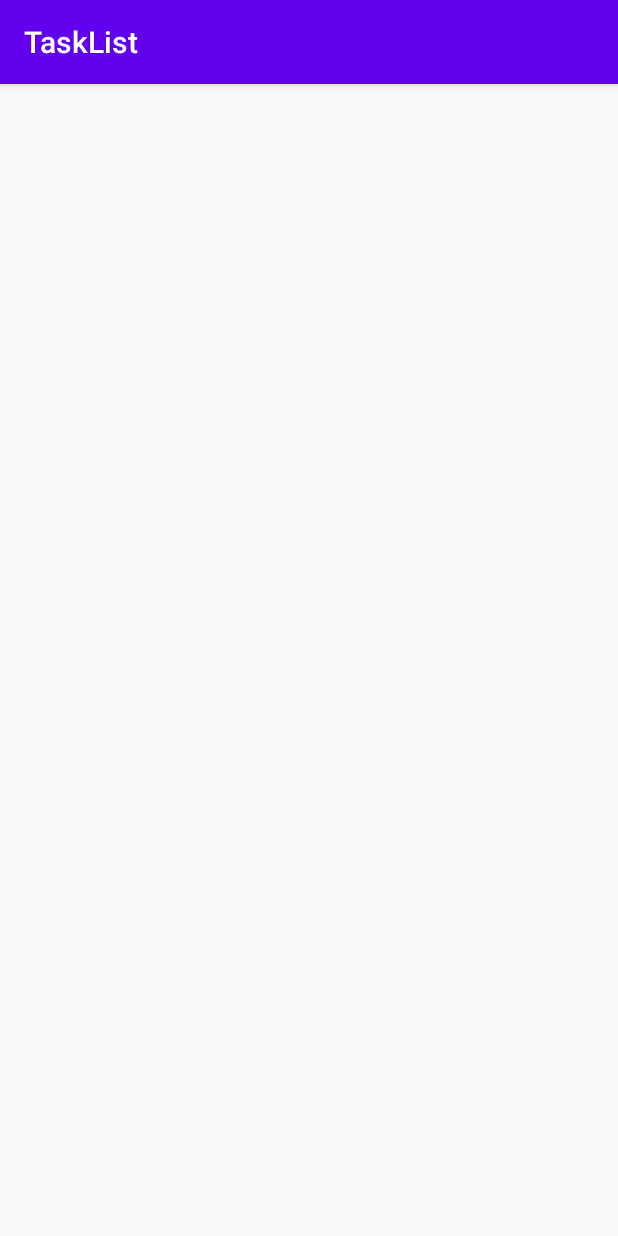
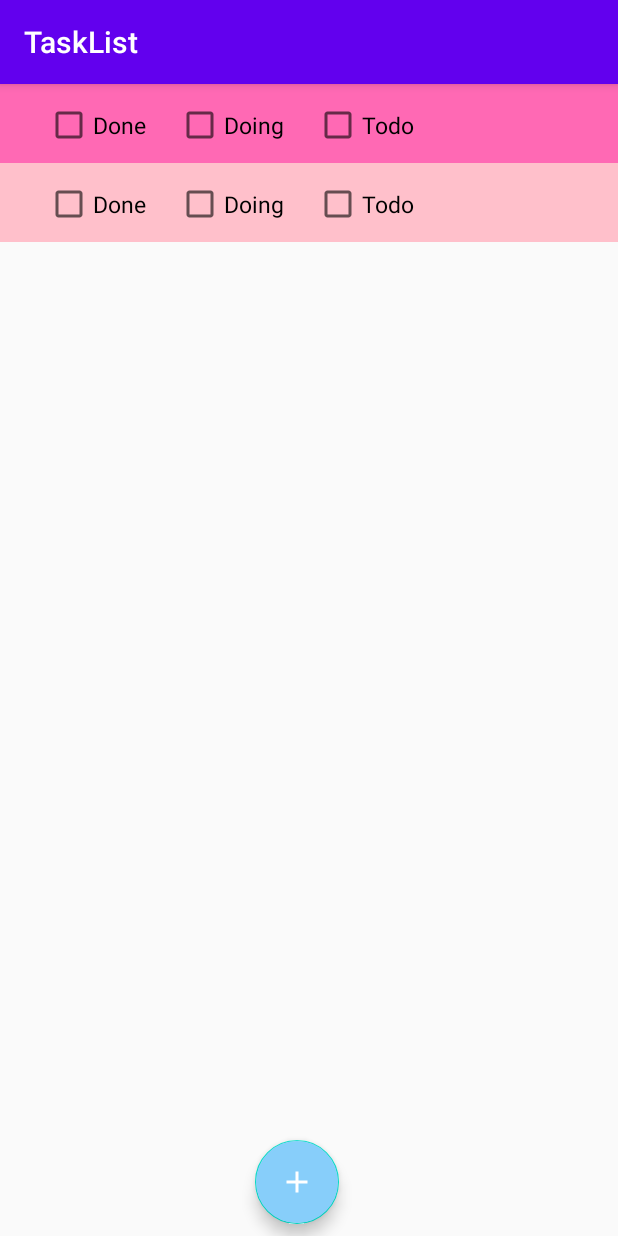
Before and after one commit to ArezooSadeghi/TaskList, an Android app: the TaskListFragment screen opened directly, with no data from a screen before it, on a phone screen of 412 x 824 dp. Run offline under Robolectric (Android 15) with nearby library versions, the phone set to English and light mode, and no system bars; 1 statement that could not run was skipped.

Commit message:
add floating action button for add new data update Repository

```diff
--- a/app/build.gradle
+++ b/app/build.gradle
@@ -23,6 +23,7 @@ android {
 }
 
 dependencies {
+    implementation 'com.google.android.material:material:1.2.1'
     implementation fileTree(dir: "libs", include: ["*.jar"])
     implementation 'androidx.appcompat:appcompat:1.2.0'
     implementation 'androidx.constraintlayout:constraintlayout:2.0.1'
--- a/app/src/main/AndroidManifest.xml
+++ b/app/src/main/AndroidManifest.xml
@@ -9,7 +9,8 @@
         android:roundIcon="@mipmap/ic_launcher_round"
         android:supportsRtl="true"
         android:theme="@style/AppTheme">
-        <activity android:name=".controller.activity.TaskListActivity"></activity>
+        <activity android:name=".controller.activity.AddTaskActivity"></activity>
+        <activity android:name=".controller.activity.TaskListActivity" />
         <activity android:name=".controller.activity.StartPageActivity">
             <intent-filter>
                 <action android:name="android.intent.action.MAIN" />
--- a/app/src/main/java/com/example/tasklist/controller/fragment/TaskListFragment.java
+++ b/app/src/main/java/com/example/tasklist/controller/fragment/TaskListFragment.java
@@ -16,16 +16,22 @@ import android.widget.CheckBox;
 import android.widget.TextView;
 
 import com.example.tasklist.R;
+import com.example.tasklist.controller.activity.AddTaskActivity;
 import com.example.tasklist.model.State;
 import com.example.tasklist.model.Task;
+import com.example.tasklist.repository.IRepository;
 import com.example.tasklist.repository.TaskRepository;
+import com.google.android.material.floatingactionbutton.FloatingActionButton;
 
+import java.util.IllegalFormatCodePointException;
 import java.util.List;
 
 public class TaskListFragment extends Fragment {
 
     private RecyclerView mRecyclerView;
-    private TaskRepository mTaskRepository;
+    private IRepository mTaskRepository;
+    private TaskAdapter mTaskAdapter;
+    private FloatingActionButton mActionButtonAddNewTask;
     public static final String ARGS_USER_NAME = "username";
     public static final String ARGS_NUMBER_OF_TASK = "numberoftask";
 
@@ -47,8 +53,8 @@ public class TaskListFragment extends Fragment {
 
         String userName = getArguments().getString(ARGS_USER_NAME);
         int numberOfTask = getArguments().getInt(ARGS_NUMBER_OF_TASK);
-        mTaskRepository = TaskRepository.getInstance(userName, numberOfTask);
-
+        TaskRepository.setUserName(userName);
+        TaskRepository.setNumberOfTask(numberOfTask);
 
     }
 
@@ -59,26 +65,51 @@ public class TaskListFragment extends Fragment {
         View view = inflater.inflate(R.layout.fragment_task_list, container, false);
         findViews(view);
         initViews();
+        setListeners();
         return view;
+    }
+
+    private void setListeners() {
+        mActionButtonAddNewTask.setOnClickListener(new View.OnClickListener() {
+            @Override
+            public void onClick(View view) {
+                Intent intent = AddTaskActivity.newIntent(getActivity());
+                startActivity(intent);
+            }
+        });
     }
 
     private void initViews() {
         mRecyclerView.setLayoutManager(new LinearLayoutManager(getActivity()));
+        updateUI();
+    }
+
+    @Override
+    public void onResume() {
+        super.onResume();
+        updateUI();
+    }
+
+    private void updateUI() {
+        mTaskRepository = TaskRepository.getInstance();
         List<Task> tasks = mTaskRepository.getTasks();
-        TaskAdapter taskAdapter = new TaskAdapter(tasks);
-        mRecyclerView.setAdapter(taskAdapter);
+        if (mTaskAdapter == null) {
+            mTaskAdapter = new TaskAdapter(tasks);
+            mRecyclerView.setAdapter(mTaskAdapter);
+        } else {
+            mTaskAdapter.notifyDataSetChanged();
+        }
     }
 
     private void findViews(View view) {
         mRecyclerView = view.findViewById(R.id.tasklist_recyclerview);
+        mActionButtonAddNewTask = view.findViewById(R.id.fabadd);
     }
 
     public class TaskHolder extends RecyclerView.ViewHolder {
 
         private TextView mTextViewTaskName;
-
         private CheckBox mCheckBoxDone, mCheckBoxDoing, mCheckBoxTodo;
-
         private Task mTask;
 
         public TaskHolder(@NonNull View itemView) {
--- a/app/src/main/java/com/example/tasklist/repository/TaskRepository.java
+++ b/app/src/main/java/com/example/tasklist/repository/TaskRepository.java
@@ -9,27 +9,45 @@ import java.util.UUID;
 
 public class TaskRepository implements IRepository {
     private static TaskRepository sInstance;
+    private static String sUserName;
+    private static int sNumberOfTask;
     private List<Task> mTasks;
 
-    private TaskRepository(String userName, int numberOfTask) {
+    private TaskRepository() {
         mTasks = new ArrayList<>();
-        for (int i = 0; i < numberOfTask; i++) {
+        for (int i = 0; i < sNumberOfTask; i++) {
             Task task = new Task();
-            task.setName(userName);
+            task.setName(sUserName);
             task.setState(State.getRandomTaskState());
             mTasks.add(task);
         }
     }
 
-    public static TaskRepository getInstance(String userName, int numberOfTask) {
+    public static TaskRepository getInstance() {
         if (sInstance == null) {
-            sInstance = new TaskRepository(userName, numberOfTask);
+            sInstance = new TaskRepository();
         }
         return sInstance;
     }
 
     public List<Task> getTasks() {
         return mTasks;
+    }
+
+    public static String getUserName() {
+        return sUserName;
+    }
+
+    public static int getNumberOfTask() {
+        return sNumberOfTask;
+    }
+
+    public static void setUserName(String userName) {
+        sUserName = userName;
+    }
+
+    public static void setNumberOfTask(int numberOfTask) {
+        sNumberOfTask = numberOfTask;
     }
 
     public void setTasks(List<Task> tasks) {
--- /dev/null
+++ b/app/src/main/res/drawable/ic_baseline_add_24.xml
@@ -0,0 +1,5 @@
+<vector android:height="24dp" android:tint="#FFFFFF"
+    android:viewportHeight="24" android:viewportWidth="24"
+    android:width="24dp" xmlns:android="http://schemas.android.com/apk/res/android">
+    <path android:fillColor="@android:color/white" android:pathData="M19,13h-6v6h-2v-6H5v-2h6V5h2v6h6v2z"/>
+</vector>
--- a/app/src/main/res/layout/fragment_task_list.xml
+++ b/app/src/main/res/layout/fragment_task_list.xml
@@ -1,7 +1,25 @@
 <?xml version="1.0" encoding="utf-8"?>
-<androidx.recyclerview.widget.RecyclerView xmlns:android="http://schemas.android.com/apk/res/android"
+<FrameLayout xmlns:android="http://schemas.android.com/apk/res/android"
+    xmlns:app="http://schemas.android.com/apk/res-auto"
     xmlns:tools="http://schemas.android.com/tools"
-    android:id="@+id/tasklist_recyclerview"
     android:layout_width="match_parent"
     android:layout_height="match_parent"
-    tools:context=".controller.fragment.TaskListFragment"></androidx.recyclerview.widget.RecyclerView>
+    tools:context=".controller.fragment.TaskListFragment">
+
+    <androidx.recyclerview.widget.RecyclerView
+        android:id="@+id/tasklist_recyclerview"
+        android:layout_width="match_parent"
+        android:layout_height="wrap_content" />
+
+    <com.google.android.material.floatingactionbutton.FloatingActionButton
+        android:id="@+id/fabadd"
+        android:layout_width="wrap_content"
+        android:layout_height="wrap_content"
+        android:layout_gravity="bottom|center"
+        android:layout_marginRight="8dp"
+        android:layout_marginBottom="8dp"
+        android:backgroundTint="#87CEFA"
+        android:src="@drawable/ic_baseline_add_24"
+        app:fabSize="normal" />
+
+</FrameLayout>
```
Also changed, not shown: app/src/main/java/com/example/tasklist/controller/activity/AddTaskActivity.java (added, +34 -0 lines), app/src/main/java/com/example/tasklist/controller/fragment/AddTaskFragment.java (added, +109 -0 lines), app/src/main/java/com/example/tasklist/controller/fragment/StartPageFragment.java (+3 -4 lines), app/src/main/res/layout/fragment_add_task.xml (added, +48 -0 lines).
